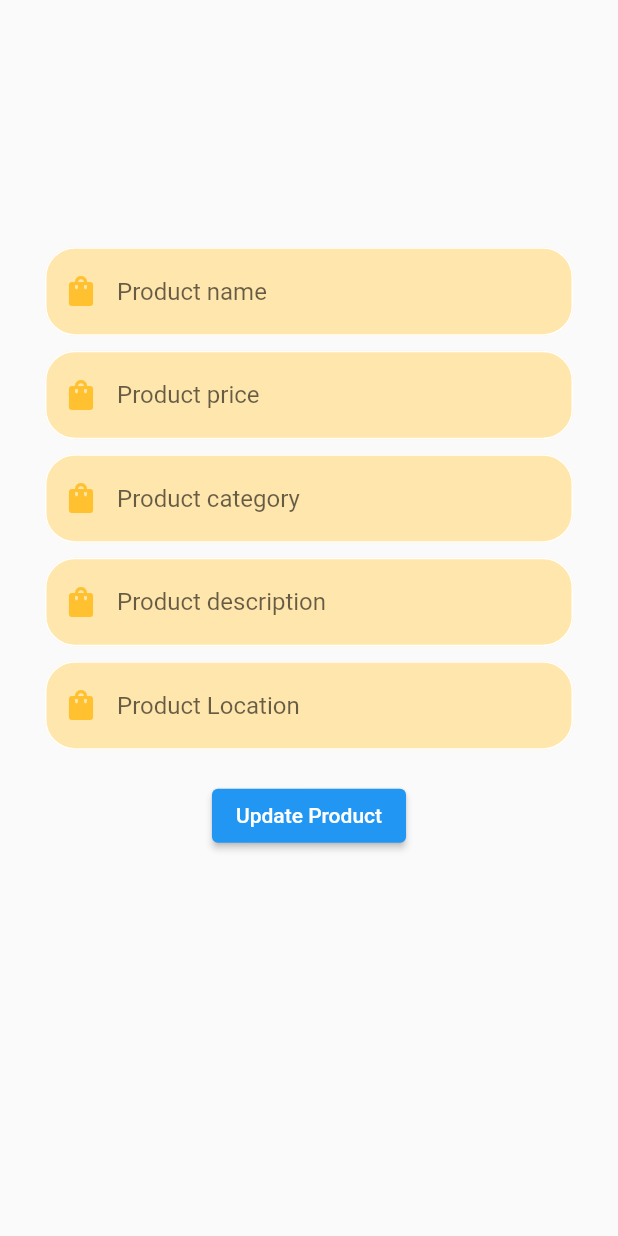
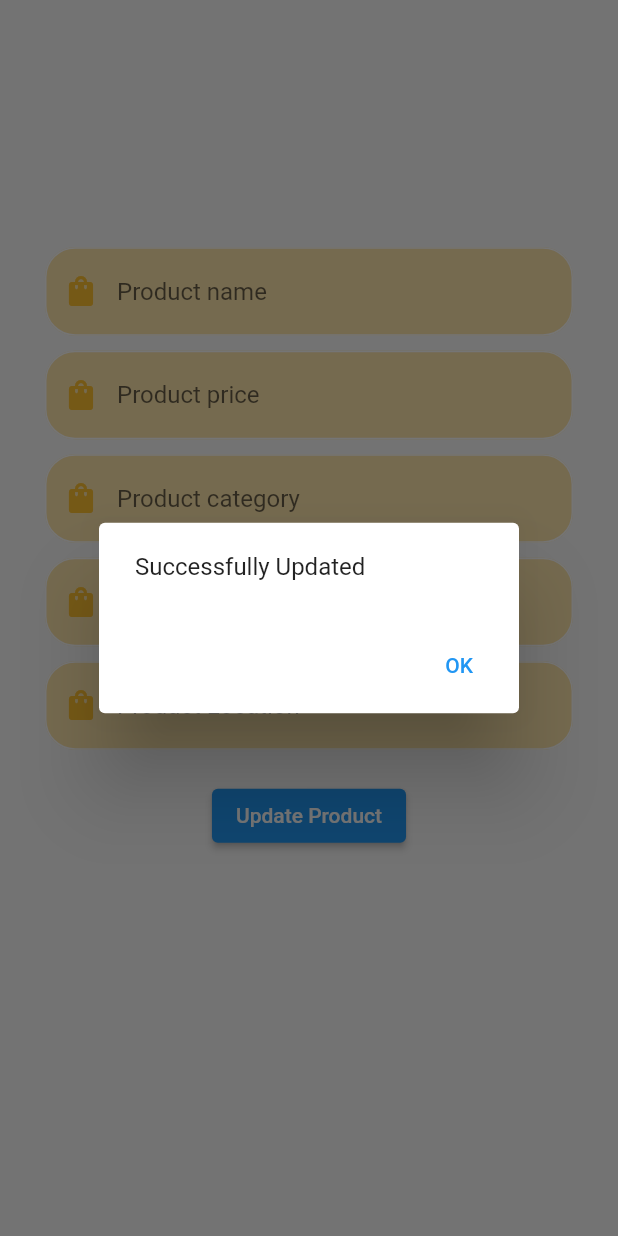
Before and after one commit to mohamedamousa153/buy_it, a Flutter app: the EditProduct screen opened directly with empty values, after a tap on "Update Product", on a phone screen of 412 x 824 dp. Run offline on Flutter 3.47's test engine with Material 2 defaults, Android fonts, the phone set to English and light mode, and no system bars; our stand-ins replace cloud_firestore, firebase_auth, firebase_core, modal_progress_hud_nsn, shared_preferences; accounts and stored records are empty.

```diff
--- a/lib/screens/admin/editProduct.dart
+++ b/lib/screens/admin/editProduct.dart
@@ -39,6 +39,7 @@ class _EditProductState extends State<EditProduct> {
                   onClick: (value) {
                     _name = value!;
                   },
+                  initialvalue: product.pName,
                 ),
                 SizedBox(
                   height: 10,
@@ -49,6 +50,7 @@ class _EditProductState extends State<EditProduct> {
                   onClick: (value) {
                     _price = value!;
                   },
+                  initialvalue: product.pPrice,
                 ),
                 SizedBox(
                   height: 10,
@@ -59,6 +61,7 @@ class _EditProductState extends State<EditProduct> {
                   onClick: (value) {
                     _category = value!;
                   },
+                  initialvalue: product.pCategory,
                 ),
                 SizedBox(
                   height: 10,
@@ -69,6 +72,7 @@ class _EditProductState extends State<EditProduct> {
                   onClick: (value) {
                     _description = value!;
                   },
+                  initialvalue: product.pDescription,
                 ),
                 SizedBox(
                   height: 10,
@@ -79,6 +83,7 @@ class _EditProductState extends State<EditProduct> {
                   onClick: (value) {
                     _imageLocation = value!;
                   },
+                  initialvalue: product.pLocation,
                 ),
                 SizedBox(
                   height: 20,
@@ -98,6 +103,18 @@ class _EditProductState extends State<EditProduct> {
 
                       ), product.pID);
                     }
+                    showDialog<String>(
+                        context: context,
+                        builder: (BuildContext context) => AlertDialog(
+                          content: const Text('Successfully Updated'),
+                          actions: <Widget>[
+                            TextButton(
+                              onPressed: () => Navigator.pop(context, 'OK'),
+                              child: const Text('OK'),
+                            ),
+                          ],
+                        ),
+                      );
                   },
                   child: Text('Update Product'),
                 )
--- a/lib/widgets/customTextField.dart
+++ b/lib/widgets/customTextField.dart
@@ -5,12 +5,14 @@ import '../constans.dart';
 class CustomTextField extends StatefulWidget {
   final String hint;
   final IconData icon;
+  final String? initialvalue ;
 
   final Function(String?)? onClick;
   CustomTextField({
     this.onClick,
     required this.hint,
     required this.icon,
+    this.initialvalue,
   });
 
   @override
@@ -34,6 +36,7 @@ class _CustomTextFieldState extends State<CustomTextField> {
     return Padding(
       padding: const EdgeInsets.symmetric(horizontal: 30.0),
       child: TextFormField(
+        initialValue: widget.initialvalue,
         validator: (value) {
           if (value == null || value.isEmpty) {
             return _errorMessage(widget.hint);
```
Also changed, not shown: lib/screens/admin/addProduct.dart (+12 -0 lines).
